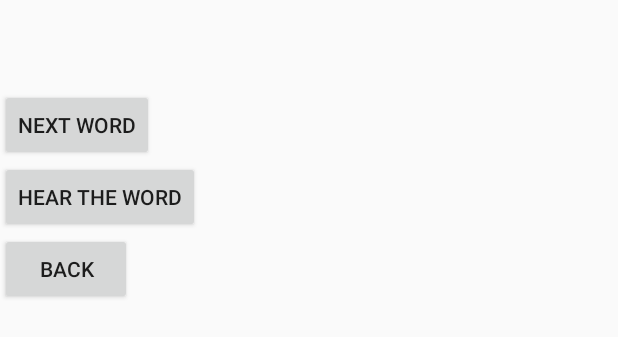
After one commit to DhurimKelmendi/sdmd-practical1, an Android app: the layout language_activity.xml on its own in the app's theme, with its tools: preview values and no code run, on a phone screen of 412 x 824 dp. The commit adds this screen. Shown: the top 337 px of the screen. Run offline under Robolectric (Android 15) with nearby library versions, the phone set to English and light mode, and no system bars.

Commit message:
Add LanguageActivity

```diff
--- /dev/null
+++ b/app/src/main/java/com/example/dhurim/sdmdpractical1/LanguageActivity.java
@@ -0,0 +1,10 @@
+package com.example.dhurim.sdmdpractical1;
+
+/**
+ * Created by dhurim on 3/12/17.
+ */
+
+public class LanguageActivity {
+    //TODO(2) Add hard-coded resources
+    //TODO(3) Implement button onclick
+}
--- a/app/src/main/java/com/example/dhurim/sdmdpractical1/MainActivity.java
+++ b/app/src/main/java/com/example/dhurim/sdmdpractical1/MainActivity.java
@@ -26,6 +26,7 @@ public class MainActivity extends AppCompatActivity {
                 new AdapterView.OnItemClickListener(){
                     @Override
                     public void onItemClick(AdapterView<?> parent, View view, int position, long id) {
+                        //TODO(1) Go to the next Activity, passing the language selected
                         String language = String.valueOf(parent.getItemAtPosition(position));
                         Toast.makeText(MainActivity.this, language, Toast.LENGTH_LONG).show();
                     }
--- /dev/null
+++ b/app/src/main/res/layout/language_activity.xml
@@ -0,0 +1,35 @@
+<?xml version="1.0" encoding="utf-8"?>
+<LinearLayout xmlns:android="http://schemas.android.com/apk/res/android"
+    android:orientation="vertical" android:layout_width="match_parent"
+    android:layout_height="match_parent">
+    <TextView
+        android:id="@+id/foreign_language_words"
+        android:layout_width="wrap_content"
+        android:layout_height="wrap_content"
+        android:padding="16dp"
+        android:textSize="20sp" />
+
+    <Button
+        android:id="@+id/nextButton"
+        android:layout_width="wrap_content"
+        android:layout_height="wrap_content"
+        android:text="Next word" />
+
+    <Button
+        android:id="@+id/hearButton"
+        android:layout_width="wrap_content"
+        android:layout_height="wrap_content"
+        android:text="Hear the word" />
+    <Button
+        android:id="@+id/backButton"
+        android:layout_width="wrap_content"
+        android:layout_height="wrap_content"
+        android:text="Back" />
+    <ImageView
+        android:id="@+id/imageView"
+        android:layout_width="wrap_content"
+        android:layout_height="wrap_content"
+        android:layout_marginTop="10dp"
+        android:maxHeight="250dp"
+        android:maxWidth="250dp" />
+</LinearLayout>
```
